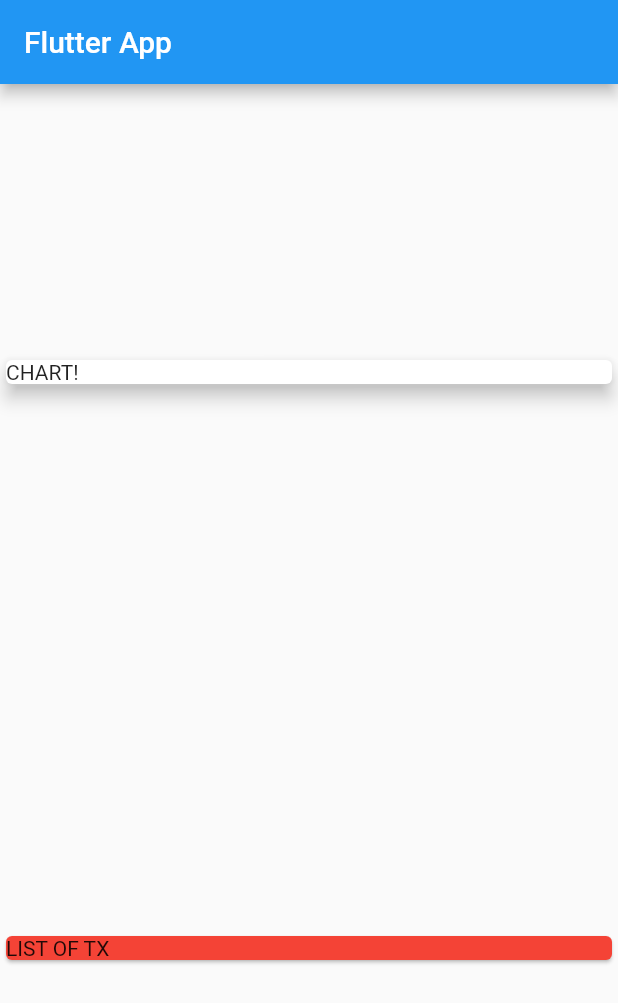
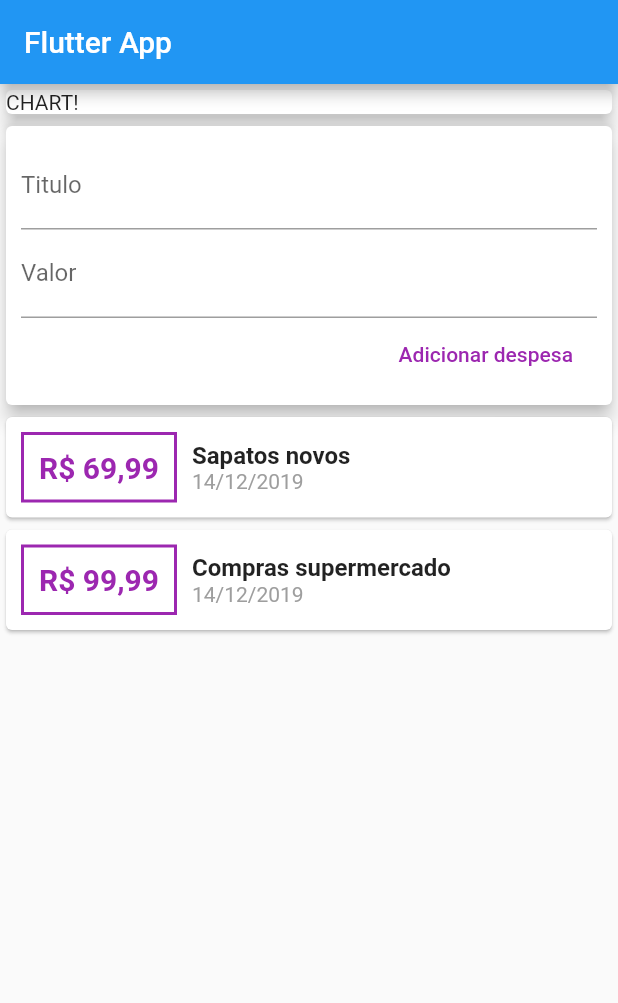
Before and after one commit to felipegabriel1942/curso-flutter-despesas-pessoais, a Flutter app: the screen it shows after launch, on a phone screen of 412 x 824 dp. Shown: the top 1003 px of the screen. Run offline on Flutter 3.47's test engine with Material 2 defaults, Android fonts, the phone set to English and light mode, and no system bars.

Commit message:
Adicionando input, criando lista e estilizando widgets.

```diff
--- a/lib/main.dart
+++ b/lib/main.dart
@@ -1,4 +1,7 @@
 import 'package:flutter/material.dart';
+import 'package:intl/intl.dart';
+
+import './transaction.dart';
 
 void main() => runApp(MyApp());
 
@@ -13,17 +16,26 @@ class MyApp extends StatelessWidget {
 }
 
 class MyHomePage extends StatelessWidget {
+  final List<Transaction> transactions = [
+    Transaction(
+        id: 't1', title: 'Sapatos novos', amount: 69.99, date: DateTime.now()),
+    Transaction(
+        id: 't2',
+        title: 'Compras supermercado',
+        amount: 99.99,
+        date: DateTime.now())
+  ];
+
+  final titleController = TextEditingController();
+  final amountController = TextEditingController();
+
   @override
   Widget build(BuildContext context) {
-    var card = Card(
-            color: Colors.red,
-            child: Text('LIST OF TX'));
     return Scaffold(
       appBar: AppBar(
         title: Text('Flutter App'),
       ),
       body: Column(
-        mainAxisAlignment: MainAxisAlignment.spaceAround,
         crossAxisAlignment: CrossAxisAlignment.stretch,
         children: <Widget>[
           Container(
@@ -32,7 +44,65 @@ class MyHomePage extends StatelessWidget {
               elevation: 5,
             ),
           ),
-          card
+          Card(
+            elevation: 5,
+            child: Container(
+              padding: EdgeInsets.all(10),
+              child: Column(
+                crossAxisAlignment: CrossAxisAlignment.end,
+                children: <Widget>[
+                  TextField(
+                    decoration: InputDecoration(labelText: 'Titulo'),
+                    controller: titleController,
+                  ),
+                  TextField(
+                    decoration: InputDecoration(labelText: 'Valor'),
+                    controller: amountController,
+                  ),
+                  FlatButton(
+                    child: Text('Adicionar despesa'),
+                    textColor: Colors.purple,
+                    onPressed: () {
+                      print(titleController.text);
+                      print(amountController.text);
+                    },
+                  )
+                ],
+              ),
+            ),
+          ),
+          Column(
+            children: transactions.map((tx) {
+              return Card(
+                  child: Row(
+                children: <Widget>[
+                  Container(
+                    padding: EdgeInsets.all(10),
+                    margin: EdgeInsets.symmetric(vertical: 10, horizontal: 10),
+                    decoration: BoxDecoration(
+                        border: Border.all(color: Colors.purple, width: 2)),
+                    child: Text(
+                      'R\$ ${tx.amount}'.replaceAll('.', ','),
+                      style: TextStyle(
+                          fontWeight: FontWeight.bold,
+                          fontSize: 20,
+                          color: Colors.purple),
+                    ),
+                  ),
+                  Column(
+                    crossAxisAlignment: CrossAxisAlignment.start,
+                    children: <Widget>[
+                      Text(tx.title,
+                          style: TextStyle(
+                              fontSize: 16, fontWeight: FontWeight.bold)),
+                      Text(DateFormat('dd/MM/yyyy').format(tx.date),
+                          style: TextStyle(color: Colors.grey))
+                    ],
+                  )
+                ],
+              ));
+            }).toList(),
+          )
         ],
       ),
     );
--- a/lib/transaction.dart
+++ b/lib/transaction.dart
@@ -1,8 +1,14 @@
+import 'package:flutter/foundation.dart';
+
 class Transaction {
-  String id;
-  String title;
-  double amount;
-  DateTime date;
+  final String id;
+  final String title;
+  final double amount;
+  final DateTime date;
 
-  Transaction({this.id, this.title, this.amount, this.date});
+  Transaction({
+    @required this.id,
+    @required this.title,
+    @required this.amount,
+    @required this.date});
 }
--- a/pubspec.yaml
+++ b/pubspec.yaml
@@ -19,7 +19,7 @@ environment:
 dependencies:
   flutter:
     sdk: flutter
-
+  intl: ^0.16.0
   # The following adds the Cupertino Icons font to your application.
   # Use with the CupertinoIcons class for iOS style icons.
   cupertino_icons: ^0.1.2
```
Also changed, not shown: pubspec.lock.
